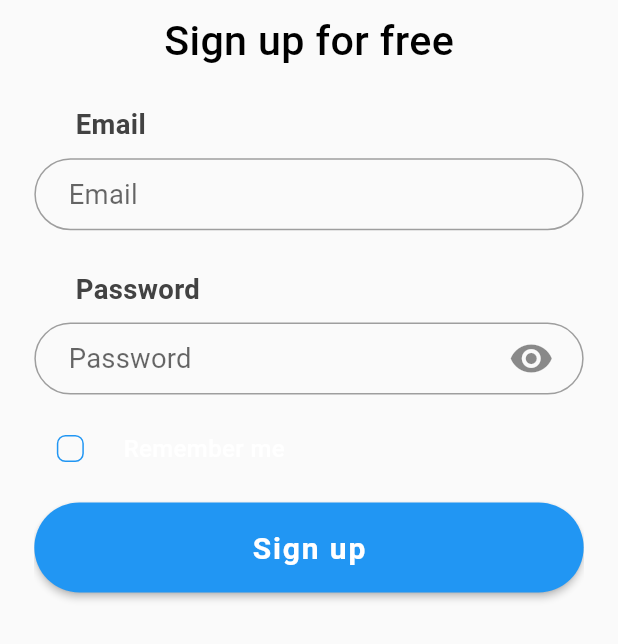
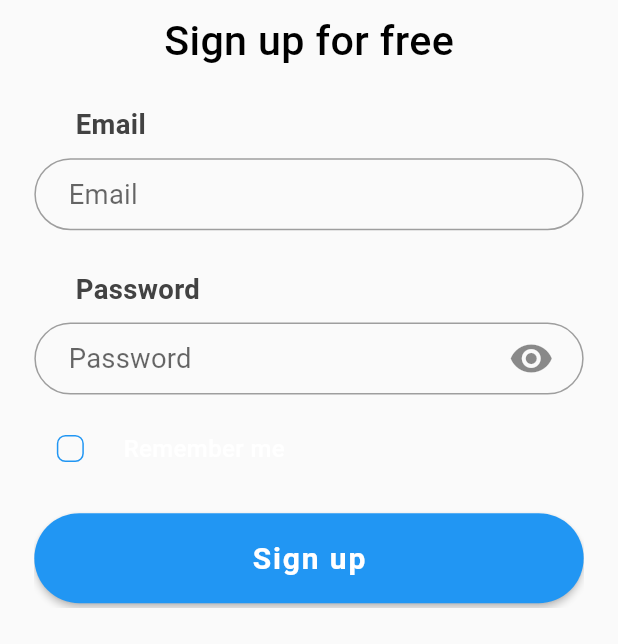
Before and after one commit to ZainNaqvi/Real-Estate-App, a Flutter app: the screen it shows after launch, after a tap on "Skip", on a phone screen of 412 x 824 dp, the part 592-1236 px from its top. Run offline on Flutter 3.47's test engine with Material 2 defaults, Android fonts, the light colour scheme and no system bars; our stand-ins replace flutter_screenutil, flutter_svg, form_field_validator; missing offline and left inert: dart:html.

Commit message:
bugs fixes

```diff
--- a/lib/signin/components/body.dart
+++ b/lib/signin/components/body.dart
@@ -57,11 +57,11 @@ class Body extends StatelessWidget {
               ],
             ),
             SizedBox(
-              height: 16.h,
+              height: 24.h,
             ),
             SocialLinks(),
             SizedBox(
-              height: 16.h,
+              height: 24.h,
             ),
             footer(
               text: "Already have an account? ",
--- a/lib/signin/components/form.dart
+++ b/lib/signin/components/form.dart
@@ -103,7 +103,7 @@ class _FormFieldsState extends State<FormFields> {
             ],
           ),
           SizedBox(
-            height: 10.h,
+            height: 16.h,
           ),
           defaultButton(text: "Sign up", press: () {}),
         ],
```
